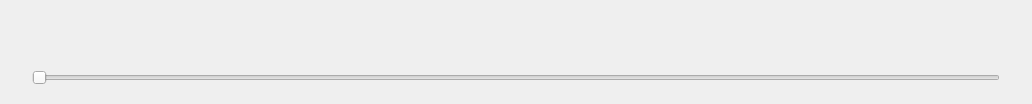
The window that app/src/ToolBar.ui (MansTomb/uamp) describes before a commit, drawn with Qt 5.
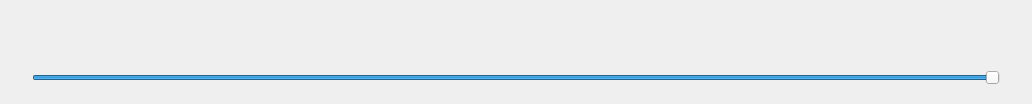
The same window after the commit. Icons and pictures are not drawn.

What changed in the file:
```diff
--- a/app/src/ToolBar.ui
+++ b/app/src/ToolBar.ui
@@ -670,6 +670,9 @@
        <property name="styleSheet">
         <string notr="true"/>
        </property>
+       <property name="value">
+        <number>99</number>
+       </property>
        <property name="orientation">
         <enum>Qt::Horizontal</enum>
        </property>
```
